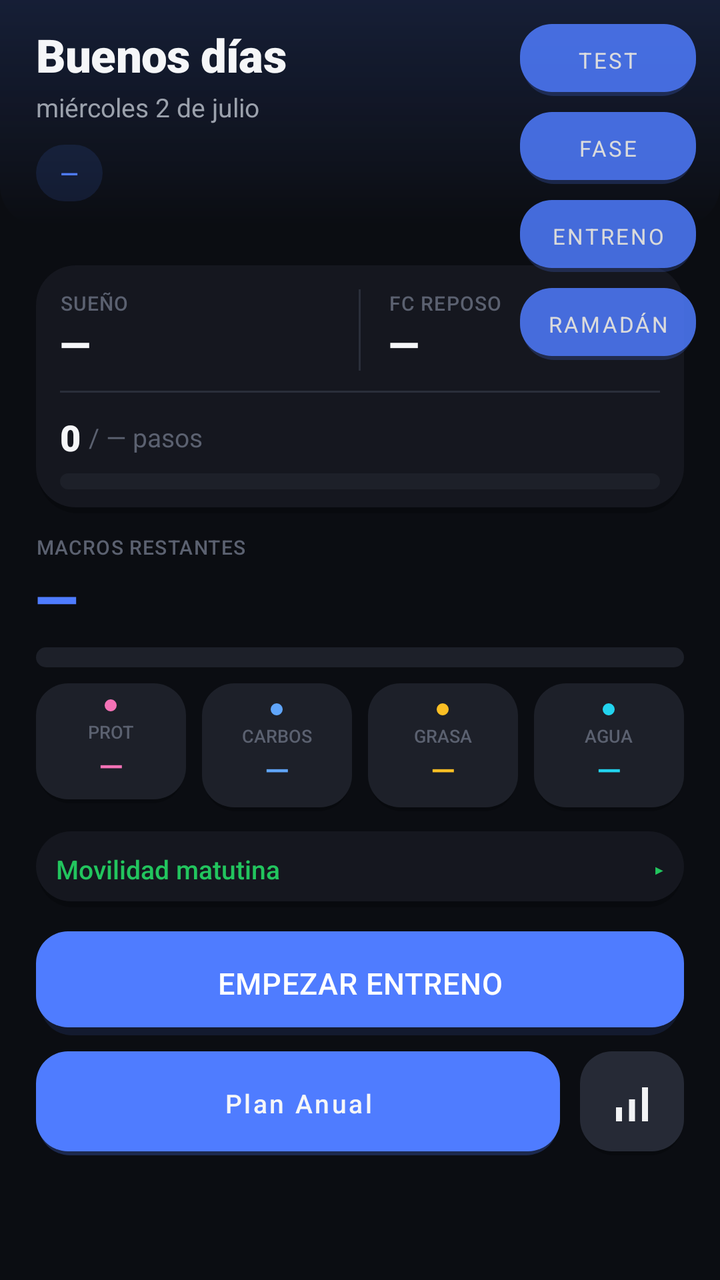
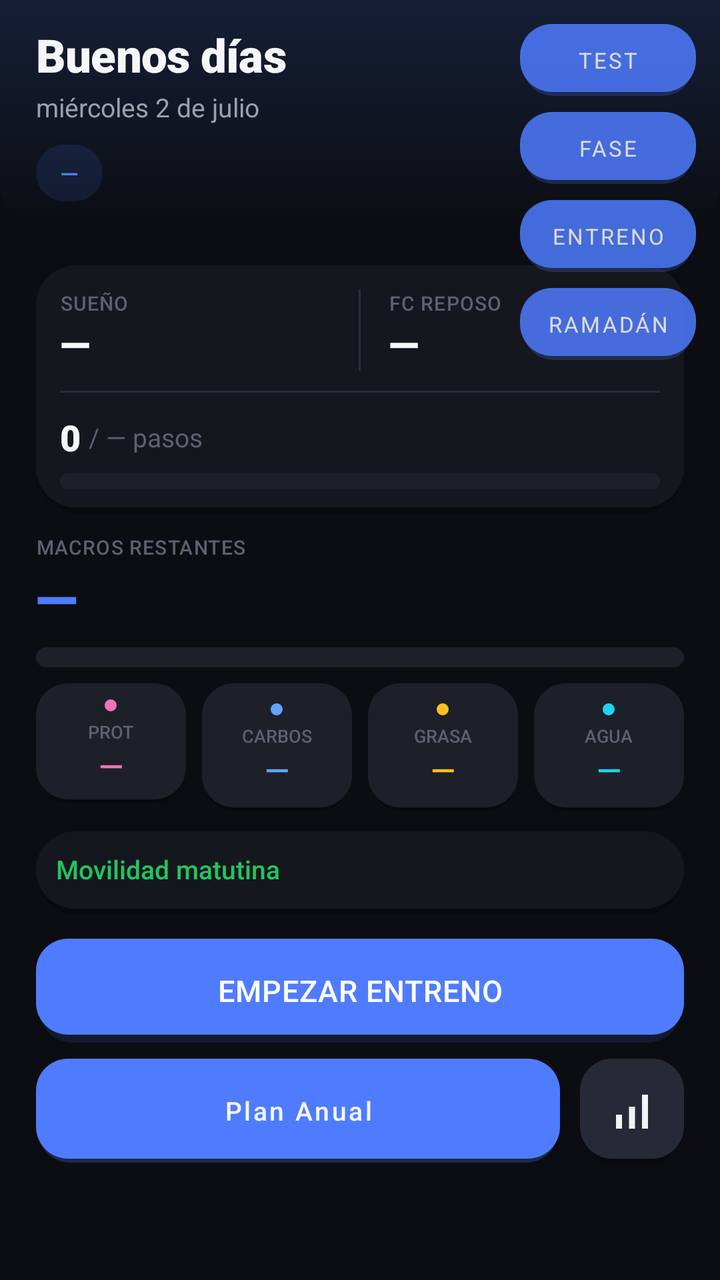

Screens rendered from an Android XML layout before and after an edit, with the pre-edit source and the edit as a unified diff.
<!-- AndroidManifest.xml: application theme Theme.FitBase -->
<!-- res/layout/activity_home.xml -->
<?xml version="1.0" encoding="utf-8"?>
<FrameLayout xmlns:android="http://schemas.android.com/apk/res/android"
    android:layout_width="match_parent"
    android:layout_height="match_parent"
    android:background="@color/background">

<ScrollView
    android:layout_width="match_parent"
    android:layout_height="match_parent"
    android:fillViewport="true">

    <LinearLayout
        android:layout_width="match_parent"
        android:layout_height="wrap_content"
        android:orientation="vertical">

        
        <LinearLayout
            android:layout_width="match_parent"
            android:layout_height="wrap_content"
            android:orientation="vertical"
            android:background="@drawable/bg_hero_panel"
            android:paddingHorizontal="18dp"
            android:paddingTop="12dp"
            android:paddingBottom="12dp">

            <TextView
                android:id="@+id/tvSaludo"
                android:layout_width="wrap_content"
                android:layout_height="wrap_content"
                android:text="Buenos días"
                android:textSize="23sp"
                android:textColor="@color/text_primary"
                android:fontFamily="sans-serif-black"
                android:letterSpacing="-0.01" />

            <TextView
                android:id="@+id/tvFecha"
                android:layout_width="wrap_content"
                android:layout_height="wrap_content"
                android:text="miércoles 2 de julio"
                android:textSize="13sp"
                android:textColor="@color/text_secondary"
                android:layout_marginTop="2dp" />

            <LinearLayout
                android:layout_width="wrap_content"
                android:layout_height="wrap_content"
                android:orientation="horizontal"
                android:layout_marginTop="10dp"
                android:gravity="center_vertical">

                <TextView
                    android:id="@+id/tvTipoDia"
                    android:layout_width="wrap_content"
                    android:layout_height="wrap_content"
                    android:text="—"
                    android:textSize="12sp"
                    android:fontFamily="sans-serif-medium"
                    android:textColor="@color/accent"
                    android:background="@drawable/bg_chip_accent"
                    android:paddingHorizontal="12dp"
                    android:paddingVertical="6dp" />

                <TextView
                    android:id="@+id/tvFaseNombre"
                    android:layout_width="wrap_content"
                    android:layout_height="wrap_content"
                    android:layout_marginStart="8dp"
                    android:text="Hipertrofia I"
                    android:textSize="12sp"
                    android:textColor="@color/text_secondary"
                    android:background="@drawable/bg_badge_actual"
                    android:paddingHorizontal="12dp"
                    android:paddingVertical="6dp"
                    android:visibility="gone" />
            </LinearLayout>
        </LinearLayout>

        <LinearLayout
            android:layout_width="match_parent"
            android:layout_height="wrap_content"
            android:orientation="vertical"
            android:paddingHorizontal="18dp"
            android:paddingTop="10dp"
            android:paddingBottom="12dp">

        
        <LinearLayout
            android:id="@+id/bannerAusencia"
            android:layout_width="match_parent"
            android:layout_height="wrap_content"
            android:orientation="horizontal"
            android:background="@drawable/bg_card_flat"
            android:padding="12dp"
            android:layout_marginTop="8dp"
            android:visibility="gone">

            <TextView
                android:id="@+id/tvAusenciaMensaje"
                android:layout_width="match_parent"
                android:layout_height="wrap_content"
                android:textSize="12sp"
                android:textColor="@color/text_secondary" />
        </LinearLayout>

        
        <LinearLayout
            android:id="@+id/bannerRamadan"
            android:layout_width="match_parent"
            android:layout_height="wrap_content"
            android:orientation="vertical"
            android:background="@drawable/bg_card_flat"
            android:padding="12dp"
            android:layout_marginTop="8dp"
            android:visibility="gone">

            <TextView
                android:id="@+id/tvRamadanTitulo"
                android:layout_width="match_parent"
                android:layout_height="wrap_content"
                android:textSize="13sp"
                android:fontFamily="sans-serif-medium"
                android:textColor="@color/accent" />

            <TextView
                android:id="@+id/tvRamadanDetalle"
                android:layout_width="match_parent"
                android:layout_height="wrap_content"
                android:layout_marginTop="4dp"
                android:textSize="12sp"
                android:textColor="@color/text_secondary" />
        </LinearLayout>

        
        <LinearLayout
            android:layout_width="match_parent"
            android:layout_height="wrap_content"
            android:orientation="vertical"
            android:background="@drawable/bg_card_flat"
            android:padding="12dp"
            android:layout_marginTop="10dp">

            <LinearLayout
                android:layout_width="match_parent"
                android:layout_height="wrap_content"
                android:orientation="horizontal">

                <LinearLayout
                    android:layout_width="0dp"
                    android:layout_height="wrap_content"
                    android:layout_weight="1"
                    android:orientation="vertical">
                    <TextView
                        android:layout_width="wrap_content"
                        android:layout_height="wrap_content"
                        android:text="SUEÑO"
                        android:textSize="10sp"
                        android:fontFamily="sans-serif-medium"
                        android:letterSpacing="0.04"
                        android:textColor="@color/text_tertiary" />
                    <TextView
                        android:id="@+id/tvSleepScore"
                        android:layout_width="wrap_content"
                        android:layout_height="wrap_content"
                        android:text="—"
                        android:textSize="20sp"
                        android:fontFamily="sans-serif-black"
                        android:textColor="@color/text_primary" />
                </LinearLayout>

                <View
                    android:layout_width="1dp"
                    android:layout_height="match_parent"
                    android:background="@color/colorSeparator" />

                <LinearLayout
                    android:layout_width="0dp"
                    android:layout_height="wrap_content"
                    android:layout_weight="1"
                    android:orientation="vertical"
                    android:paddingStart="14dp">
                    <TextView
                        android:layout_width="wrap_content"
                        android:layout_height="wrap_content"
                        android:text="FC REPOSO"
                        android:textSize="10sp"
                        android:fontFamily="sans-serif-medium"
                        android:letterSpacing="0.04"
                        android:textColor="@color/text_tertiary" />
                    <TextView
                        android:id="@+id/tvFcReposo"
                        android:layout_width="wrap_content"
                        android:layout_height="wrap_content"
                        android:text="—"
                        android:textSize="20sp"
                        android:fontFamily="sans-serif-black"
                        android:textColor="@color/text_primary" />
                </LinearLayout>
            </LinearLayout>

            <TextView
                android:id="@+id/tvAvisoFatiga"
                android:layout_width="match_parent"
                android:layout_height="wrap_content"
                android:text="Sueño pobre — sesión reducida"
                android:textSize="12sp"
                android:textColor="@color/warning"
                android:layout_marginTop="6dp"
                android:visibility="gone" />

            <View
                android:layout_width="match_parent"
                android:layout_height="1dp"
                android:background="@color/colorSeparator"
                android:layout_marginTop="10dp"
                android:layout_marginBottom="10dp" />

            <LinearLayout
                android:layout_width="match_parent"
                android:layout_height="wrap_content"
                android:orientation="horizontal"
                android:gravity="center_vertical">

                <TextView
                    android:id="@+id/tvPasos"
                    android:layout_width="wrap_content"
                    android:layout_height="wrap_content"
                    android:text="0"
                    android:textSize="18sp"
                    android:fontFamily="sans-serif-black"
                    android:textColor="@color/text_primary" />

                <TextView
                    android:id="@+id/tvPasosObj"
                    android:layout_width="wrap_content"
                    android:layout_height="wrap_content"
                    android:text="/ — pasos"
                    android:textSize="13sp"
                    android:textColor="@color/text_tertiary"
                    android:layout_marginStart="4dp" />
            </LinearLayout>

            <ProgressBar
                android:id="@+id/progressPasos"
                style="@android:style/Widget.ProgressBar.Horizontal"
                android:layout_width="match_parent"
                android:layout_height="8dp"
                android:layout_marginTop="6dp"
                android:progressDrawable="@drawable/progress_pasos"
                android:max="8000" />

            <TextView
                android:id="@+id/tvCardioInfo"
                android:layout_width="match_parent"
                android:layout_height="wrap_content"
                android:text="20 min bici post-gym"
                android:textSize="12sp"
                android:textColor="@color/text_secondary"
                android:layout_marginTop="8dp"
                android:visibility="gone" />
        </LinearLayout>

        
        <TextView
            android:layout_width="wrap_content"
            android:layout_height="wrap_content"
            android:text="MACROS RESTANTES"
            android:textSize="10sp"
            android:fontFamily="sans-serif-medium"
            android:letterSpacing="0.04"
            android:textColor="@color/text_tertiary"
            android:layout_marginTop="10dp" />

        <TextView
            android:id="@+id/tvCaloriasRestantes"
            android:layout_width="wrap_content"
            android:layout_height="wrap_content"
            android:text="—"
            android:textSize="28sp"
            android:textColor="@color/accent"
            android:fontFamily="sans-serif-black"
            android:letterSpacing="-0.02" />

        <ProgressBar
            android:id="@+id/progressCalorias"
            style="@android:style/Widget.ProgressBar.Horizontal"
            android:layout_width="match_parent"
            android:layout_height="10dp"
            android:layout_marginTop="6dp"
            android:progressDrawable="@drawable/progress_calorias"
            android:max="3280" />

        <LinearLayout
            android:layout_width="match_parent"
            android:layout_height="wrap_content"
            android:orientation="horizontal"
            android:layout_marginTop="8dp">

            <LinearLayout
                android:layout_width="0dp"
                android:layout_height="wrap_content"
                android:layout_weight="1"
                android:orientation="vertical"
                android:gravity="center"
                android:background="@drawable/bg_macro_card"
                android:padding="8dp">
                <View
                    android:layout_width="6dp"
                    android:layout_height="6dp"
                    android:layout_marginBottom="4dp"
                    android:background="@drawable/shape_dot"
                    android:backgroundTint="@color/colorProteina" />
                <TextView android:layout_width="wrap_content" android:layout_height="wrap_content"
                    android:text="PROT" android:textSize="9sp" android:fontFamily="sans-serif-medium" android:textColor="@color/text_tertiary" />
                <TextView android:id="@+id/tvProtRestante" android:layout_width="wrap_content"
                    android:layout_height="wrap_content" android:text="—"
                    android:textSize="16sp" android:fontFamily="sans-serif-medium" android:textColor="@color/colorProteina" />
            </LinearLayout>

            <LinearLayout
                android:layout_width="0dp"
                android:layout_height="wrap_content"
                android:layout_weight="1"
                android:orientation="vertical"
                android:gravity="center"
                android:background="@drawable/bg_macro_card"
                android:padding="10dp"
                android:layout_marginStart="8dp">
                <View
                    android:layout_width="6dp"
                    android:layout_height="6dp"
                    android:layout_marginBottom="4dp"
                    android:background="@drawable/shape_dot"
                    android:backgroundTint="@color/colorCarbos" />
                <TextView android:layout_width="wrap_content" android:layout_height="wrap_content"
                    android:text="CARBOS" android:textSize="9sp" android:fontFamily="sans-serif-medium" android:textColor="@color/text_tertiary" />
                <TextView android:id="@+id/tvCarbosRestantes" android:layout_width="wrap_content"
                    android:layout_height="wrap_content" android:text="—"
                    android:textSize="16sp" android:fontFamily="sans-serif-medium" android:textColor="@color/colorCarbos" />
            </LinearLayout>

            <LinearLayout
                android:layout_width="0dp"
                android:layout_height="wrap_content"
                android:layout_weight="1"
                android:orientation="vertical"
                android:gravity="center"
                android:background="@drawable/bg_macro_card"
                android:padding="10dp"
                android:layout_marginStart="8dp">
                <View
                    android:layout_width="6dp"
                    android:layout_height="6dp"
                    android:layout_marginBottom="4dp"
                    android:background="@drawable/shape_dot"
                    android:backgroundTint="@color/colorGrasa" />
                <TextView android:layout_width="wrap_content" android:layout_height="wrap_content"
                    android:text="GRASA" android:textSize="9sp" android:fontFamily="sans-serif-medium" android:textColor="@color/text_tertiary" />
                <TextView android:id="@+id/tvGrasasRestantes" android:layout_width="wrap_content"
                    android:layout_height="wrap_content" android:text="—"
                    android:textSize="16sp" android:fontFamily="sans-serif-medium" android:textColor="@color/colorGrasa" />
            </LinearLayout>

            <LinearLayout
                android:layout_width="0dp"
                android:layout_height="wrap_content"
                android:layout_weight="1"
                android:orientation="vertical"
                android:gravity="center"
                android:background="@drawable/bg_macro_card"
                android:padding="10dp"
                android:layout_marginStart="8dp">
                <View
                    android:layout_width="6dp"
                    android:layout_height="6dp"
                    android:layout_marginBottom="4dp"
                    android:background="@drawable/shape_dot"
                    android:backgroundTint="@color/colorAgua" />
                <TextView android:layout_width="wrap_content" android:layout_height="wrap_content"
                    android:text="AGUA" android:textSize="9sp" android:fontFamily="sans-serif-medium" android:textColor="@color/text_tertiary" />
                <TextView android:id="@+id/tvAgua" android:layout_width="wrap_content"
                    android:layout_height="wrap_content" android:text="—"
                    android:textSize="16sp" android:fontFamily="sans-serif-medium" android:textColor="@color/colorAgua" />
            </LinearLayout>
        </LinearLayout>

        
        <LinearLayout
            android:layout_width="match_parent"
            android:layout_height="wrap_content"
            android:orientation="vertical"
            android:layout_marginTop="10dp"
            android:background="@drawable/bg_card_flat"
            android:padding="10dp">

            <LinearLayout
                android:id="@+id/headerMovilidad"
                android:layout_width="match_parent"
                android:layout_height="wrap_content"
                android:orientation="horizontal"
                android:gravity="center_vertical"
                android:clickable="true"
                android:focusable="true"
                android:background="?attr/selectableItemBackground">

                <TextView
                    android:id="@+id/tvMovilidadTitulo"
                    android:layout_width="0dp"
                    android:layout_height="wrap_content"
                    android:layout_weight="1"
                    android:text="Movilidad matutina"
                    android:textSize="13sp"
                    android:fontFamily="sans-serif-medium"
                    android:textColor="@color/success" />

                <TextView
                    android:id="@+id/tvMovilidadChevron"
                    android:layout_width="wrap_content"
                    android:layout_height="wrap_content"
                    android:text="▸"
                    android:textSize="13sp"
                    android:textColor="@color/success" />
            </LinearLayout>

            <LinearLayout
                android:id="@+id/layoutMovilidad"
                android:layout_width="match_parent"
                android:layout_height="wrap_content"
                android:orientation="vertical"
                android:layout_marginTop="6dp"
                android:visibility="gone" />
        </LinearLayout>

        
        <LinearLayout
            android:id="@+id/cardCore"
            android:layout_width="match_parent"
            android:layout_height="wrap_content"
            android:orientation="vertical"
            android:layout_marginTop="10dp"
            android:background="@drawable/bg_card_flat"
            android:padding="10dp"
            android:visibility="gone">

            <LinearLayout
                android:id="@+id/headerCore"
                android:layout_width="match_parent"
                android:layout_height="wrap_content"
                android:orientation="horizontal"
                android:gravity="center_vertical"
                android:clickable="true"
                android:focusable="true"
                android:background="?attr/selectableItemBackground">

                <TextView
                    android:id="@+id/tvCoreTitulo"
                    android:layout_width="0dp"
                    android:layout_height="wrap_content"
                    android:layout_weight="1"
                    android:text="Core"
                    android:textSize="13sp"
                    android:fontFamily="sans-serif-medium"
                    android:textColor="@color/success" />

                <TextView
                    android:id="@+id/tvCoreChevron"
                    android:layout_width="wrap_content"
                    android:layout_height="wrap_content"
                    android:text="▸"
                    android:textSize="13sp"
                    android:textColor="@color/success" />
            </LinearLayout>

            <LinearLayout
                android:id="@+id/layoutCore"
                android:layout_width="match_parent"
                android:layout_height="wrap_content"
                android:orientation="vertical"
                android:layout_marginTop="6dp"
                android:visibility="gone" />
        </LinearLayout>

        
        <Button
            android:id="@+id/btnEmpezarEntreno"
            style="@style/Widget.FitBase.Button.Primary"
            android:layout_marginTop="12dp"
            android:text="EMPEZAR ENTRENO"
            android:visibility="visible" />

        <TextView
            android:id="@+id/tvSesionTipo"
            android:layout_width="wrap_content"
            android:layout_height="wrap_content"
            android:layout_gravity="center_horizontal"
            android:layout_marginTop="4dp"
            android:textSize="13sp"
            android:textColor="@color/text_tertiary"
            android:visibility="gone" />

        <TextView
            android:id="@+id/tvSesionFase"
            android:layout_width="wrap_content"
            android:layout_height="wrap_content"
            android:visibility="gone" />

        
        <LinearLayout
            android:layout_width="match_parent"
            android:layout_height="wrap_content"
            android:orientation="horizontal"
            android:layout_marginTop="8dp">

            <Button
                android:id="@+id/btnPlanAnual"
                style="@style/Widget.FitBase.Button.Secondary"
                android:layout_width="0dp"
                android:layout_weight="1"
                android:text="Plan Anual"
                android:textSize="13sp" />

            <ImageButton
                android:id="@+id/btnProgresion"
                android:layout_width="52dp"
                android:layout_height="52dp"
                android:layout_marginStart="10dp"
                android:contentDescription="Progresión"
                android:padding="14dp"
                android:scaleType="fitCenter"
                android:src="@drawable/ic_chart"
                android:background="@drawable/button_secondary" />
        </LinearLayout>

        </LinearLayout>
    </LinearLayout>
</ScrollView>

    
    <Button
        android:id="@+id/btnTest"
        android:layout_width="wrap_content"
        android:layout_height="36dp"
        android:layout_gravity="top|end"
        android:layout_margin="12dp"
        android:alpha="0.85"
        android:paddingHorizontal="12dp"
        android:text="TEST"
        android:textSize="11sp"
        android:background="@drawable/button_secondary" />

    <Button
        android:id="@+id/btnPreviewFase"
        android:layout_width="wrap_content"
        android:layout_height="36dp"
        android:layout_gravity="top|end"
        android:layout_marginTop="56dp"
        android:layout_marginEnd="12dp"
        android:alpha="0.85"
        android:paddingHorizontal="12dp"
        android:text="FASE"
        android:textSize="11sp"
        android:background="@drawable/button_secondary" />

    <Button
        android:id="@+id/btnPreviewEntreno"
        android:layout_width="wrap_content"
        android:layout_height="36dp"
        android:layout_gravity="top|end"
        android:layout_marginTop="100dp"
        android:layout_marginEnd="12dp"
        android:alpha="0.85"
        android:paddingHorizontal="12dp"
        android:text="ENTRENO"
        android:textSize="11sp"
        android:background="@drawable/button_secondary" />

    
    <Button
        android:id="@+id/btnPreviewRamadan"
        android:layout_width="wrap_content"
        android:layout_height="36dp"
        android:layout_gravity="top|end"
        android:layout_marginTop="144dp"
        android:layout_marginEnd="12dp"
        android:alpha="0.85"
        android:paddingHorizontal="12dp"
        android:text="RAMADÁN"
        android:textSize="11sp"
        android:background="@drawable/button_secondary" />

</FrameLayout>
<!-- resources referenced by this layout -->
<resources>
  <color name="accent">#4F7CFF</color>
  <color name="background">#0B0D12</color>
  <color name="colorAgua">#22D3EE</color>
  <color name="colorCarbos">#60A5FA</color>
  <color name="colorGrasa">#FBBF24</color>
  <color name="colorProteina">#F472B6</color>
  <color name="colorSeparator">#2A2E3A</color>
  <color name="success">#22C55E</color>
  <color name="text_primary">#F5F6F8</color>
  <color name="text_secondary">#9BA1AC</color>
  <color name="text_tertiary">#5B6170</color>
  <color name="warning">#F97316</color>
  <!-- drawable bg_badge_actual (drawable) -->
  <?xml version="1.0" encoding="utf-8"?>
  <shape xmlns:android="http://schemas.android.com/apk/res/android"
      android:shape="rectangle">
      <corners android:radius="@dimen/radius_pill" />
      <solid android:color="@color/colorSurfaceElevated2" />
  </shape>
  <!-- drawable bg_chip_accent (drawable) -->
  <?xml version="1.0" encoding="utf-8"?>
  <shape xmlns:android="http://schemas.android.com/apk/res/android"
      android:shape="rectangle">
      <corners android:radius="@dimen/radius_pill" />
      <solid android:color="@color/colorAccentWash" />
  </shape>
  <!-- drawable bg_hero_panel (drawable) -->
  <?xml version="1.0" encoding="utf-8"?>
  <shape xmlns:android="http://schemas.android.com/apk/res/android"
      android:shape="rectangle">
      <gradient
          android:type="linear"
          android:angle="90"
          android:startColor="#00000000"
          android:centerColor="#144F7CFF"
          android:endColor="#264F7CFF" />
      <corners
          android:bottomLeftRadius="@dimen/radius_card"
          android:bottomRightRadius="@dimen/radius_card" />
  </shape>
  <!-- drawable ic_chart (drawable) -->
  <?xml version="1.0" encoding="utf-8"?>
  <vector xmlns:android="http://schemas.android.com/apk/res/android"
      android:width="18dp"
      android:height="18dp"
      android:viewportWidth="24"
      android:viewportHeight="24">
      <path
          android:fillColor="#F2F3F5"
          android:pathData="M4,14h3v7H4zM10.5,10h3v11h-3zM17,4h3v17h-3z" />
  </vector>
  <!-- drawable shape_dot (drawable) -->
  <?xml version="1.0" encoding="utf-8"?>
  <shape xmlns:android="http://schemas.android.com/apk/res/android"
      android:shape="oval">
      <solid android:color="@android:color/white" />
  </shape>
  <style name="Widget.FitBase.Button.Secondary">
          <item name="android:layout_width">match_parent</item>
          <item name="android:layout_height">52dp</item>
          <item name="android:background">@drawable/button_secondary</item>
          <item name="android:textColor">@color/colorTextPrimary</item>
          <item name="android:textSize">14sp</item>
          <item name="android:fontFamily">sans-serif-medium</item>
          <item name="android:textAllCaps">false</item>
      </style>
  <dimen name="radius_pill">100dp</dimen>
  <color name="colorSurfaceElevated2">#262A36</color>
  <dimen name="radius_card">20dp</dimen>
  <color name="colorShadow">#40000000</color>
  <color name="colorSurface">#15171F</color>
  <color name="colorAccentWash">#1F4F7CFF</color>
  <dimen name="radius_button">16dp</dimen>
  <color name="colorSurfaceElevated">#1D2029</color>
  <color name="colorAccentPrimary">#4F7CFF</color>
  <color name="colorAccentSecondary">#A855F7</color>
  <color name="colorSuccess">#22C55E</color>
  <color name="white">#FFFFFF</color>
  <color name="colorTextPrimary">#F5F6F8</color>
  <color name="colorTextSecondary">#9BA1AC</color>
  <color name="colorBackground">#0B0D12</color>
  <style name="Widget.FitBase.Button.Press" parent="Widget.MaterialComponents.Button">
          <item name="android:stateListAnimator">@animator/btn_press_scale</item>
      </style>
  <style name="Widget.FitBase.ImageButton.Press" parent="Widget.AppCompat.ImageButton">
          <item name="android:stateListAnimator">@animator/btn_press_scale</item>
      </style>
  <!-- unchanged entries left out for length: 8 -->
</resources>

<!-- the commit's change to res/layout/activity_home.xml (unified diff, before → after) -->
@@ -394,42 +394,21 @@
             android:background="@drawable/bg_card_flat"
             android:padding="10dp">
 
-            <LinearLayout
-                android:id="@+id/headerMovilidad"
-                android:layout_width="match_parent"
-                android:layout_height="wrap_content"
-                android:orientation="horizontal"
-                android:gravity="center_vertical"
-                android:clickable="true"
-                android:focusable="true"
-                android:background="?attr/selectableItemBackground">
-
-                <TextView
-                    android:id="@+id/tvMovilidadTitulo"
-                    android:layout_width="0dp"
-                    android:layout_height="wrap_content"
-                    android:layout_weight="1"
-                    android:text="Movilidad matutina"
-                    android:textSize="13sp"
-                    android:fontFamily="sans-serif-medium"
-                    android:textColor="@color/success" />
-
-                <TextView
-                    android:id="@+id/tvMovilidadChevron"
-                    android:layout_width="wrap_content"
-                    android:layout_height="wrap_content"
-                    android:text="▸"
-                    android:textSize="13sp"
-                    android:textColor="@color/success" />
-            </LinearLayout>
+            <TextView
+                android:id="@+id/tvMovilidadTitulo"
+                android:layout_width="match_parent"
+                android:layout_height="wrap_content"
+                android:text="Movilidad matutina"
+                android:textSize="13sp"
+                android:fontFamily="sans-serif-medium"
+                android:textColor="@color/success" />
 
             <LinearLayout
                 android:id="@+id/layoutMovilidad"
                 android:layout_width="match_parent"
                 android:layout_height="wrap_content"
                 android:orientation="vertical"
-                android:layout_marginTop="6dp"
-                android:visibility="gone" />
+                android:layout_marginTop="4dp" />
         </LinearLayout>
 
         
